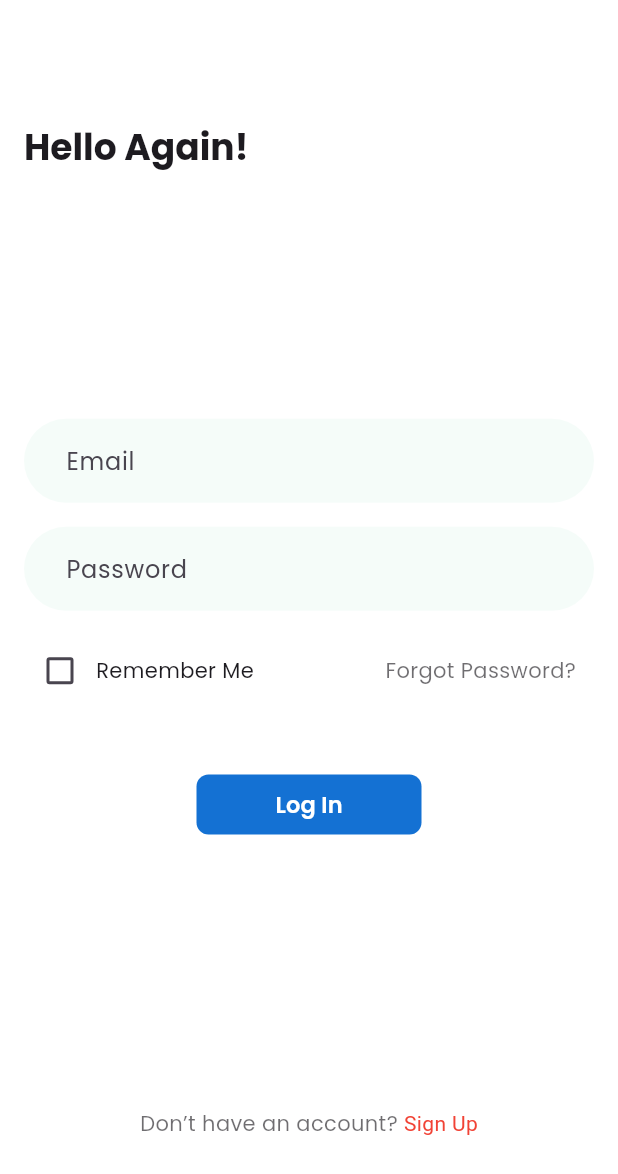
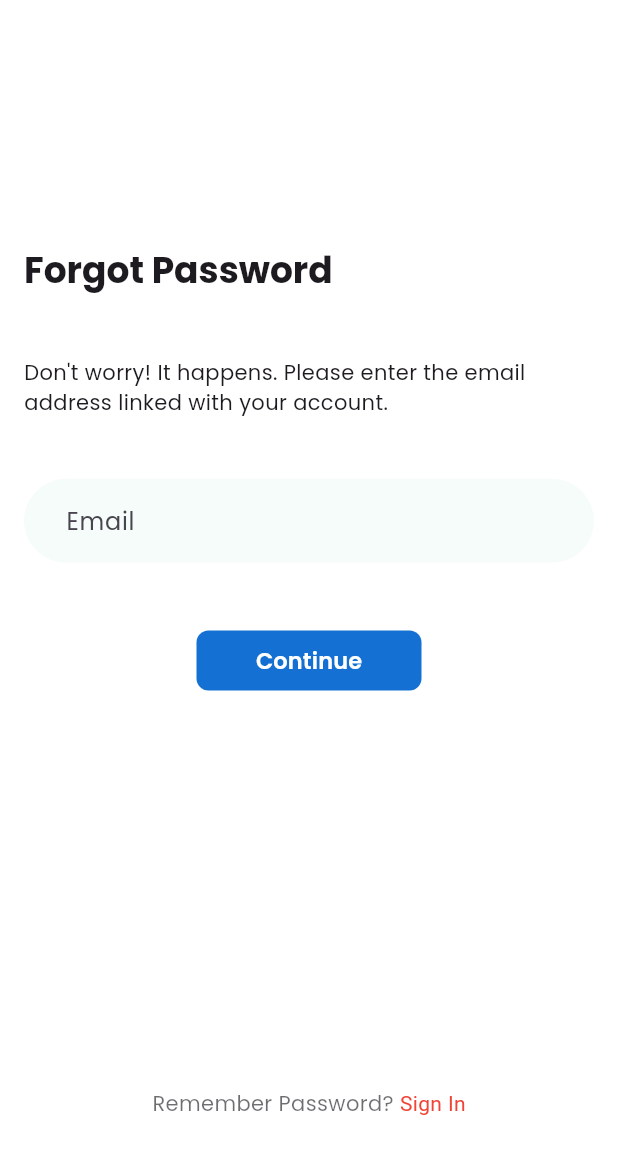
Before and after one commit to Harindu-Karunathilake/Easy-Idama, a Flutter app: the SignInScreen screen opened directly, after a tap on "Forgot Password?", on a phone screen of 412 x 824 dp. Shown: the top 1174 px of the screen. Run offline on Flutter 3.47's test engine with Material 3 defaults, Android fonts, the phone set to English and light mode, and no system bars.

Commit message:
forgor password and signin edit

```diff
--- /dev/null
+++ b/lib/pages/forgot_pw.dart
@@ -0,0 +1,149 @@
+import 'package:flutter/material.dart';
+import 'signin.dart';
+
+class ForgotPasswordScreen extends StatefulWidget {
+  const ForgotPasswordScreen({super.key});
+
+  @override
+  _ForgotPasswordScreenState createState() => _ForgotPasswordScreenState();
+}
+
+class _ForgotPasswordScreenState extends State<ForgotPasswordScreen> {
+  final _formKey = GlobalKey<FormState>();
+  final TextEditingController _emailController = TextEditingController();
+
+  @override
+  Widget build(BuildContext context) {
+    return Scaffold(
+      backgroundColor: Colors.white,
+      body: SafeArea(
+        child: LayoutBuilder(
+          builder: (context, constraints) {
+            return SingleChildScrollView(
+              padding: const EdgeInsets.symmetric(horizontal: 16.0),
+              child: Column(
+                crossAxisAlignment: CrossAxisAlignment.start,
+                children: [
+                  SizedBox(height: constraints.maxHeight * 0.2),
+                  _buildHeaderText(context),
+                  SizedBox(height: constraints.maxHeight * 0.05),
+                  _buildDescriptionText(context),
+                  SizedBox(height: constraints.maxHeight * 0.05),
+                  _buildEmailForm(),
+                  SizedBox(height: constraints.maxHeight * 0.05),
+                  _buildContinueButton(),
+                  SizedBox(height: constraints.maxHeight * 0.3),
+                  _buildSignInText(context),
+                ],
+              ),
+            );
+          },
+        ),
+      ),
+    );
+  }
+
+  Widget _buildHeaderText(BuildContext context) {
+    return Text(
+      "Forgot Password",
+      style: Theme.of(context).textTheme.headlineSmall!.copyWith(
+            fontWeight: FontWeight.bold,
+          ),
+    );
+  }
+
+  Widget _buildDescriptionText(BuildContext context) {
+    return Text(
+      "Don't worry! It happens. Please enter the email address linked with your account.",
+      style: Theme.of(context).textTheme.bodyMedium,
+    );
+  }
+
+  Widget _buildEmailForm() {
+    return Form(
+      key: _formKey,
+      child: TextFormField(
+        controller: _emailController,
+        decoration: const InputDecoration(
+          hintText: 'Email',
+          filled: true,
+          fillColor: Color(0xFFF5FCF9),
+          contentPadding: EdgeInsets.symmetric(horizontal: 24.0, vertical: 16.0),
+          border: OutlineInputBorder(
+            borderSide: BorderSide.none,
+            borderRadius: BorderRadius.all(Radius.circular(50)),
+          ),
+        ),
+        keyboardType: TextInputType.emailAddress,
+        validator: (value) {
+          if (value == null || value.isEmpty) {
+            return 'Please enter your email';
+          }
+          return null;
+        },
+      ),
+    );
+  }
+
+  Widget _buildContinueButton() {
+    return Center(
+      child: ElevatedButton(
+        onPressed: () {
+          if (_formKey.currentState!.validate()) {
+            // Handle password reset logic
+          }
+        },
+        style: ElevatedButton.styleFrom(
+          elevation: 0,
+          backgroundColor: const Color(0xFF1471D3),
+          foregroundColor: Colors.white,
+          minimumSize: const Size(150, 40),
+          shape: RoundedRectangleBorder(
+            borderRadius: BorderRadius.circular(8),
+          ),
+        ),
+        child: const Text(
+          "Continue",
+          style: TextStyle(
+            color: Colors.white,
+            fontSize: 15,
+            fontWeight: FontWeight.w600,
+          ),
+        ),
+      ),
+    );
+  }
+
+  Widget _buildSignInText(BuildContext context) {
+    return Center(
+      child: TextButton(
+        onPressed: () {
+          Navigator.push(
+            context,
+            MaterialPageRoute(
+              builder: (context) => const SignInScreen(),
+            ),
+          );
+        },
+        child: Text.rich(
+          const TextSpan(
+            text: "Remember Password? ",
+            children: [
+              TextSpan(
+                text: "Sign In",
+                style: TextStyle(color: Color(0xFFF14336)),
+              ),
+            ],
+          ),
+          style: Theme.of(context).textTheme.bodyMedium!.copyWith(
+                color: Theme.of(context)
+                    .textTheme
+                    .bodyLarge!
+                    .color!
+                    .withOpacity(0.64),
+              ),
+        ),
+      ),
+    );
+  }
+}
--- a/lib/pages/signin.dart
+++ b/lib/pages/signin.dart
@@ -1,5 +1,6 @@
 import 'package:flutter/material.dart';
 import 'signup.dart';
+import 'forgot_pw.dart';
 
 class SignInScreen extends StatefulWidget {
   const SignInScreen({super.key});
@@ -23,8 +24,7 @@ class _SignInScreenState extends State<SignInScreen> {
               padding: const EdgeInsets.symmetric(horizontal: 16.0),
               child: Column(
                 children: [
-                  SizedBox(height: constraints.maxHeight * 0.1),
-
+                  SizedBox(height: constraints.maxHeight * 0.2),
                   Align(
                     alignment: Alignment.centerLeft,
                     child: Text(
@@ -35,8 +35,7 @@ class _SignInScreenState extends State<SignInScreen> {
                       textAlign: TextAlign.left,
                     ),
                   ),
-
-                  SizedBox(height: constraints.maxHeight * 0.2),
+                  SizedBox(height: constraints.maxHeight * 0.1),
                   Form(
                     key: _formKey,
                     child: Column(
@@ -50,8 +49,7 @@ class _SignInScreenState extends State<SignInScreen> {
                                 horizontal: 16.0 * 1.5, vertical: 16.0),
                             border: OutlineInputBorder(
                               borderSide: BorderSide.none,
-                              borderRadius:
-                                  BorderRadius.all(Radius.circular(50)),
+                              borderRadius: BorderRadius.all(Radius.circular(50)),
                             ),
                           ),
                           keyboardType: TextInputType.emailAddress,
@@ -71,8 +69,7 @@ class _SignInScreenState extends State<SignInScreen> {
                                   horizontal: 16.0 * 1.5, vertical: 16.0),
                               border: OutlineInputBorder(
                                 borderSide: BorderSide.none,
-                                borderRadius:
-                                    BorderRadius.all(Radius.circular(50)),
+                                borderRadius: BorderRadius.all(Radius.circular(50)),
                               ),
                             ),
                             onSaved: (password) {
@@ -80,7 +77,6 @@ class _SignInScreenState extends State<SignInScreen> {
                             },
                           ),
                         ),
-
                         // Remember Me and Forgot Password Row
                         Row(
                           mainAxisAlignment: MainAxisAlignment.spaceBetween,
@@ -101,6 +97,12 @@ class _SignInScreenState extends State<SignInScreen> {
                             ),
                             TextButton(
                               onPressed: () {
+                                Navigator.push(
+                                  context,
+                                  MaterialPageRoute(
+                                    builder: (context) => const ForgotPasswordScreen(),
+                                  ),
+                                );
                                 // Forgot Password action
                               },
                               child: Text(
@@ -147,9 +149,7 @@ class _SignInScreenState extends State<SignInScreen> {
                             ),
                           ),
                         ),
-
                         SizedBox(height: constraints.maxHeight * 0.2),
-
                         TextButton(
                           onPressed: () {
                             // Navigate to the SignUpScreen when Sign Up is pressed
```
Lines whose indentation alone changed are shown as unchanged.
